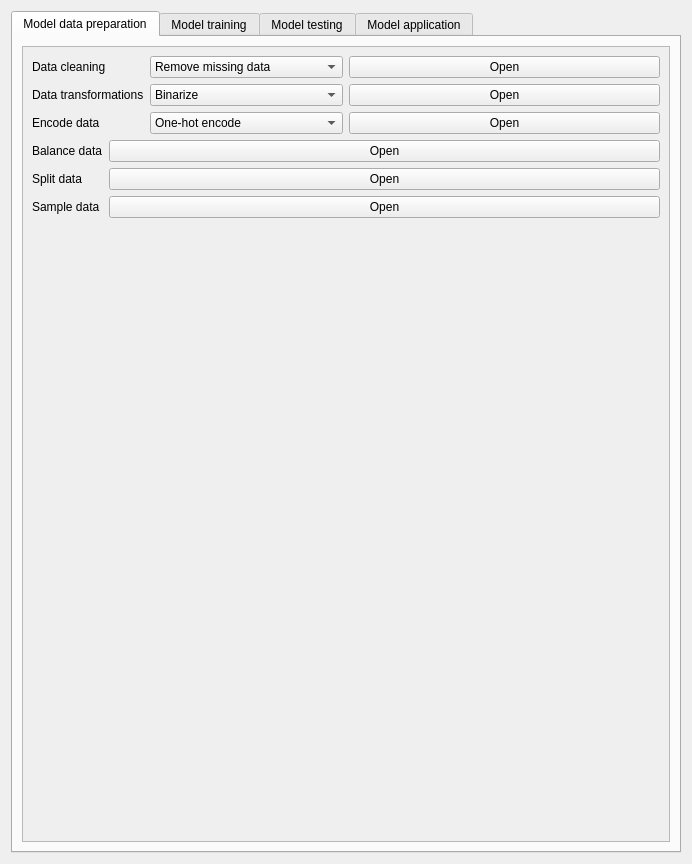
Qt form eis_qgis_plugin/resources/ui/modeling/wizard_ml_model.ui (GispoCoding/eis_qgis_plugin) before a commit.
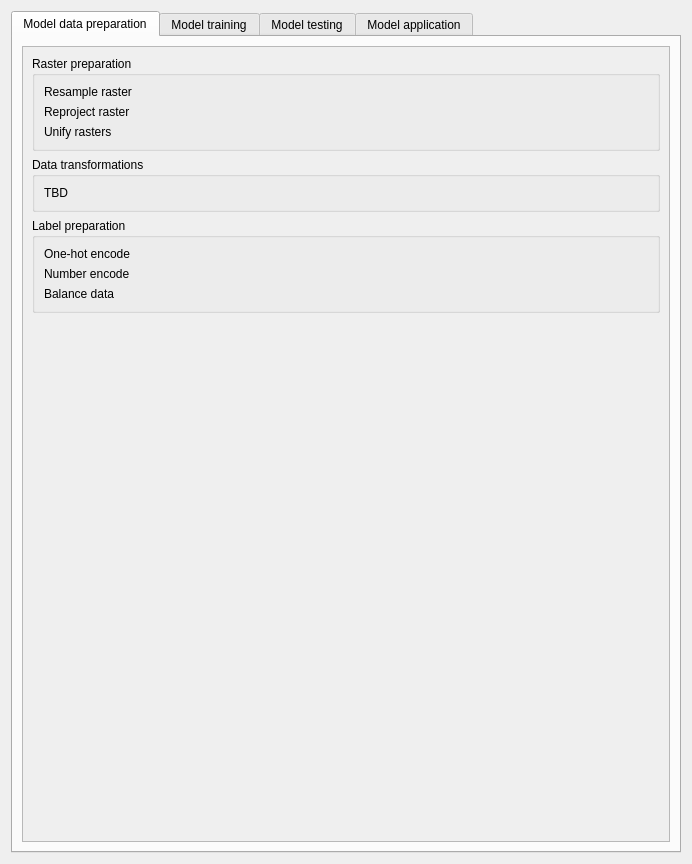
The same form after that commit. Custom widgets are drawn as their Qt base class.

Commit message: update model data preparation

```diff
--- a/eis_qgis_plugin/resources/ui/modeling/wizard_ml_model.ui
+++ b/eis_qgis_plugin/resources/ui/modeling/wizard_ml_model.ui
@@ -23,7 +23,7 @@
       <attribute name="title">
        <string>Model data preparation</string>
       </attribute>
-      <layout class="QVBoxLayout" name="verticalLayout_16">
+      <layout class="QVBoxLayout" name="verticalLayout_11">
        <item>
         <widget class="QScrollArea" name="scrollArea_3">
          <property name="widgetResizable">
@@ -38,183 +38,82 @@
             <height>795</height>
            </rect>
           </property>
+          <layout class="QVBoxLayout" name="verticalLayout_4">
+           <item>
+            <widget class="QGroupBox" name="groupBox">
+             <property name="title">
+              <string>Raster preparation</string>
+             </property>
           <layout class="QVBoxLayout" name="verticalLayout_9">
            <item>
-            <layout class="QHBoxLayout" name="horizontalLayout">
-             <item>
-              <layout class="QFormLayout" name="formLayout">
-               <item row="0" column="0">
-                <widget class="QLabel" name="data_cleaning_label">
+               <widget class="QLabel" name="label_7">
                  <property name="text">
-                  <string>Data cleaning</string>
+                 <string>Resample raster</string>
                  </property>
                 </widget>
                </item>
-               <item row="0" column="1">
-                <widget class="QComboBox" name="data_cleaning_mode">
                  <item>
+               <widget class="QLabel" name="label_8">
                   <property name="text">
-                   <string>Remove missing data</string>
-                  </property>
+                 <string>Reproject raster</string>
+                </property>
+               </widget>
                  </item>
                  <item>
+               <widget class="QLabel" name="label_6">
                   <property name="text">
-                   <string>Impute missing data</string>
-                  </property>
-                 </item>
-                 <item>
-                  <property name="text">
-                   <string>Harmonize nodata</string>
-                  </property>
-                 </item>
-                </widget>
-               </item>
-               <item row="1" column="0">
-                <widget class="QLabel" name="data_transformations_label">
-                 <property name="text">
+                 <string>Unify rasters</string>
+                </property>
+               </widget>
+              </item>
+             </layout>
+            </widget>
+           </item>
+           <item>
+            <widget class="QGroupBox" name="groupBox_3">
+             <property name="title">
                   <string>Data transformations</string>
                  </property>
-                </widget>
-               </item>
-               <item row="1" column="1">
-                <widget class="QComboBox" name="binarize_mode">
+             <layout class="QVBoxLayout" name="verticalLayout_20">
                  <item>
+               <widget class="QLabel" name="label_9">
                   <property name="text">
-                   <string>Binarize</string>
-                  </property>
-                 </item>
-                 <item>
-                  <property name="text">
-                   <string>Clip</string>
-                  </property>
-                 </item>
-                 <item>
-                  <property name="text">
-                   <string>Normalize</string>
-                  </property>
-                 </item>
-                 <item>
-                  <property name="text">
-                   <string>Z-score normalize</string>
-                  </property>
-                 </item>
-                 <item>
-                  <property name="text">
-                   <string>Min-max scale</string>
-                  </property>
-                 </item>
-                 <item>
-                  <property name="text">
-                   <string>Winsorize</string>
-                  </property>
-                 </item>
-                 <item>
-                  <property name="text">
-                   <string>Sigmoid transform</string>
-                  </property>
-                 </item>
-                 <item>
-                  <property name="text">
-                   <string>Logarithmic transform</string>
-                  </property>
-                 </item>
-                </widget>
-               </item>
-               <item row="2" column="0">
-                <widget class="QLabel" name="encode_data_label">
-                 <property name="text">
-                  <string>Encode data</string>
-                 </property>
-                </widget>
-               </item>
-               <item row="2" column="1">
-                <widget class="QComboBox" name="encode_mode">
+                 <string>TBD</string>
+                </property>
+               </widget>
+              </item>
+             </layout>
+            </widget>
+           </item>
                  <item>
+            <widget class="QGroupBox" name="groupBox_2">
+             <property name="title">
+              <string>Label preparation</string>
+             </property>
+             <layout class="QVBoxLayout" name="verticalLayout_16">
+              <item>
+               <widget class="QLabel" name="label_4">
                   <property name="text">
                    <string>One-hot encode</string>
                   </property>
-                 </item>
-                 <item>
-                  <property name="text">
-                   <string>Encode labels</string>
-                  </property>
-                 </item>
-                </widget>
-               </item>
-              </layout>
-             </item>
+               </widget>
+              </item>
              <item>
-              <layout class="QVBoxLayout" name="verticalLayout_4">
-               <item>
-                <widget class="QPushButton" name="data_cleaning_btn">
-                 <property name="text">
-                  <string>Open</string>
-                 </property>
-                </widget>
-               </item>
-               <item>
-                <widget class="QPushButton" name="data_transformations_btn">
-                 <property name="text">
-                  <string>Open</string>
-                 </property>
-                </widget>
-               </item>
-               <item>
-                <widget class="QPushButton" name="encode_data_btn">
-                 <property name="text">
-                  <string>Open</string>
-                 </property>
-                </widget>
-               </item>
-              </layout>
-             </item>
-            </layout>
-           </item>
-           <item>
-            <layout class="QFormLayout" name="formLayout_2">
-             <item row="0" column="0">
               <widget class="QLabel" name="label_5">
                <property name="text">
+                 <string>Number encode</string>
+                </property>
+               </widget>
+              </item>
+              <item>
+               <widget class="QLabel" name="label_2">
+                <property name="text">
                 <string>Balance data</string>
                </property>
               </widget>
              </item>
-             <item row="0" column="1">
-              <widget class="QPushButton" name="balance_data_btn">
-               <property name="text">
-                <string>Open</string>
-               </property>
-              </widget>
-             </item>
-             <item row="1" column="0">
-              <widget class="QLabel" name="label_6">
-               <property name="text">
-                <string>Split data</string>
-               </property>
-              </widget>
-             </item>
-             <item row="1" column="1">
-              <widget class="QPushButton" name="split_data_btn">
-               <property name="text">
-                <string>Open</string>
-               </property>
-              </widget>
-             </item>
-             <item row="2" column="0">
-              <widget class="QLabel" name="label_7">
-               <property name="text">
-                <string>Sample data</string>
-               </property>
-              </widget>
-             </item>
-             <item row="2" column="1">
-              <widget class="QPushButton" name="sample_data_btn">
-               <property name="text">
-                <string>Open</string>
-               </property>
-              </widget>
-             </item>
-            </layout>
+             </layout>
+            </widget>
            </item>
            <item>
             <spacer name="verticalSpacer">
@@ -224,7 +123,7 @@
              <property name="sizeHint" stdset="0">
               <size>
                <width>20</width>
-               <height>288</height>
+               <height>40</height>
               </size>
              </property>
             </spacer>
```
Lines whose indentation alone changed are shown as unchanged.
